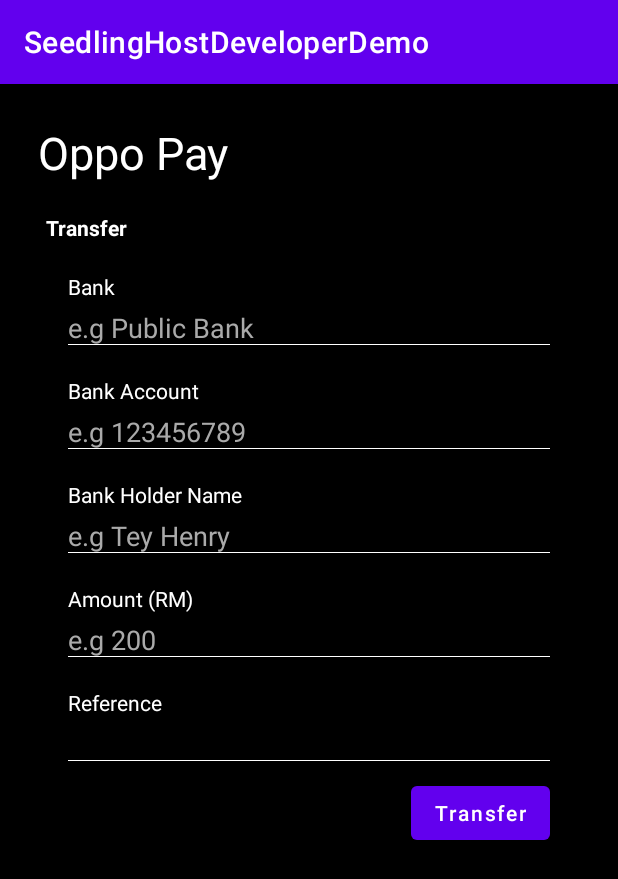
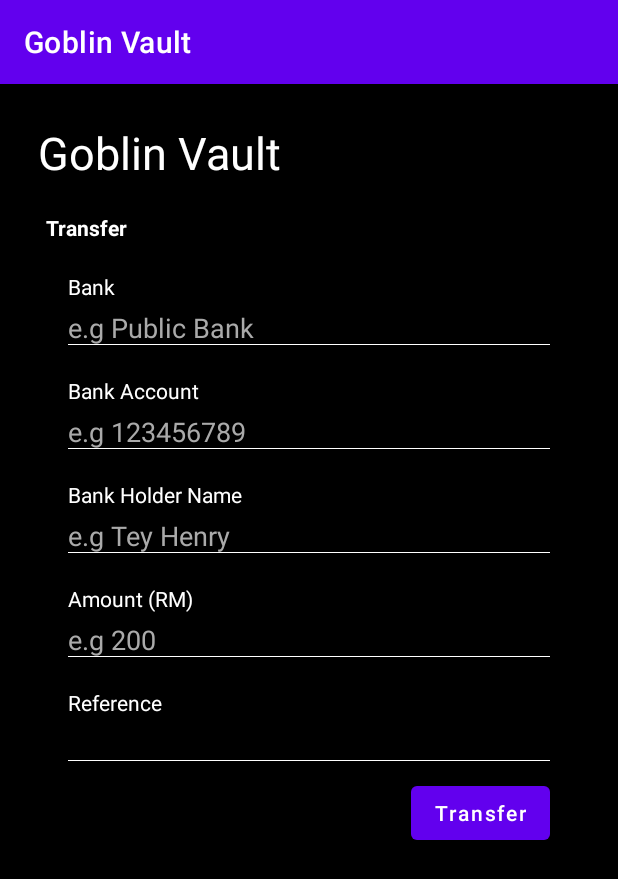
Before and after one commit to Yuheng-Looi/goblinvault, an Android app: the BankTransferActivity screen opened directly, with no data from a screen before it, on a phone screen of 412 x 824 dp. Shown: the top 879 px of the screen. Run offline under Robolectric (Android 15) with nearby library versions, the phone set to English and light mode, and no system bars.

Commit message:
yuheng 1st commit

```diff
--- a/app/src/main/AndroidManifest.xml
+++ b/app/src/main/AndroidManifest.xml
@@ -34,7 +34,7 @@
             android:icon="@drawable/qrcode_black"
             android:label="Receive QR">
             <intent-filter>
-                <action android:name="com.seedling.demo.hostdeveloperdemo.ACTION_QR" />
+<!--                <action android:name="com.seedling.demo.hostdeveloperdemo.ACTION_QR" />-->
                 <category android:name="android.intent.category.DEFAULT" />
             </intent-filter>
         </activity>
--- a/app/src/main/res/layout/activity_add_card.xml
+++ b/app/src/main/res/layout/activity_add_card.xml
@@ -18,7 +18,7 @@
         android:id="@+id/tvOppoPay"
         android:layout_width="wrap_content"
         android:layout_height="wrap_content"
-        android:text="@string/oppo_pay"
+        android:text="@string/app_name"
         android:textColor="#fff"
         android:textSize="30sp"
         app:layout_constraintStart_toStartOf="parent"
--- a/app/src/main/res/layout/activity_bank_transfer.xml
+++ b/app/src/main/res/layout/activity_bank_transfer.xml
@@ -13,7 +13,7 @@
         android:id="@+id/tvOppoPay"
         android:layout_width="wrap_content"
         android:layout_height="wrap_content"
-        android:text="@string/oppo_pay"
+        android:text="@string/app_name"
         android:textColor="#fff"
         android:textSize="30sp"
         app:layout_constraintStart_toStartOf="parent"
--- a/app/src/main/res/layout/activity_main.xml
+++ b/app/src/main/res/layout/activity_main.xml
@@ -19,7 +19,7 @@
             android:id="@+id/tvOppoPay"
             android:layout_width="wrap_content"
             android:layout_height="wrap_content"
-            android:text="@string/oppo_pay"
+            android:text="@string/app_name"
             android:textColor="#fff"
             android:textSize="30sp"
             app:layout_constraintStart_toStartOf="parent"
--- a/app/src/main/res/layout/activity_payment.xml
+++ b/app/src/main/res/layout/activity_payment.xml
@@ -13,7 +13,7 @@
         android:id="@+id/tvOppoPay"
         android:layout_width="wrap_content"
         android:layout_height="wrap_content"
-        android:text="@string/oppo_pay"
+        android:text="@string/app_name"
         android:textColor="#fff"
         android:textSize="30sp"
         app:layout_constraintStart_toStartOf="parent"
--- a/app/src/main/res/layout/activity_receive_qr.xml
+++ b/app/src/main/res/layout/activity_receive_qr.xml
@@ -13,7 +13,7 @@
         android:id="@+id/tvOppoPay"
         android:layout_width="wrap_content"
         android:layout_height="wrap_content"
-        android:text="@string/oppo_pay"
+        android:text="@string/app_name"
         android:textColor="#fff"
         android:textSize="30sp"
         app:layout_constraintStart_toStartOf="parent"
--- a/app/src/main/res/layout/activity_report.xml
+++ b/app/src/main/res/layout/activity_report.xml
@@ -19,7 +19,7 @@
             android:id="@+id/tvOppoPay"
             android:layout_width="wrap_content"
             android:layout_height="wrap_content"
-            android:text="@string/oppo_pay"
+            android:text="@string/app_name"
             android:textColor="#fff"
             android:textSize="30sp"
             app:layout_constraintStart_toStartOf="parent"
--- a/app/src/main/res/values/strings.xml
+++ b/app/src/main/res/values/strings.xml
@@ -1,5 +1,5 @@
 <resources>
-    <string name="app_name">SeedlingHostDeveloperDemo</string>
+    <string name="app_name">Goblin Vault</string>
     <string name="card_auth_code">ADBFAiAvvJbbH5TZ7QlLVP8Tywml+BZJo4lUWzaL7xvuLFaAjAIhALPvcWcj+AwynM5Yl+99OP7T4qLC0fCxt81lwlpSqN0LblfaeQ==</string>
     <string name="swap_card">Swap Card</string>
     <string name="add_card">Add Card</string>
@@ -9,7 +9,6 @@
     <string name="report">Report</string>
     <string name="oppocoin">Oppo Coin</string>
     <string name="bank_card_image">Bank Card Image</string>
-    <string name="oppo_pay">Oppo Pay</string>
     <string name="user_name">Tey Henry</string>
     <string name="startDetect">Place the back of the device against the NFC reader</string>
 </resources>
```
